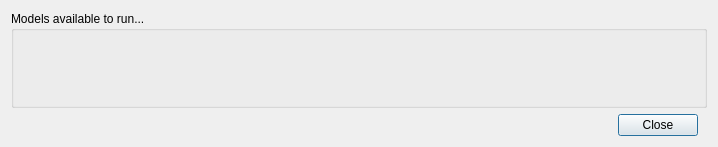
Old version of the form opus_gui/Run/opusRunModel.ui in the repository psrc/urbansim.
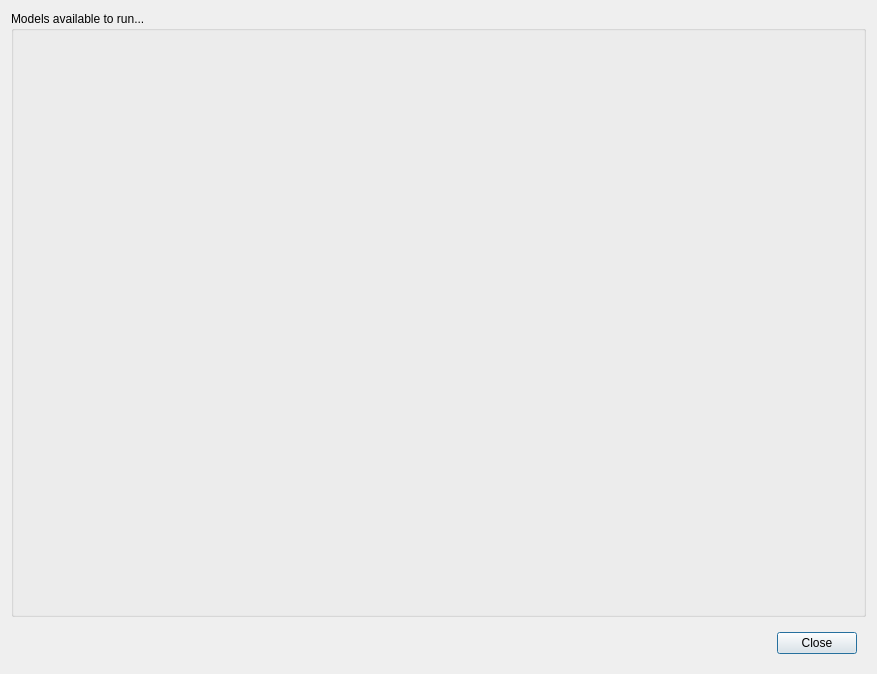
New version of the form.

Commit message: Added the ability to remove models from the Run Manager.  Changed the queuing to make a copy of the project when the model is added to the queue, not when it is started.  Modified the layout of the Run Manager.  Added the time and file path to the individual run group box in the manager.

Diff of the .ui file:
```diff
--- a/opus_gui/Run/opusRunModel.ui
+++ b/opus_gui/Run/opusRunModel.ui
@@ -6,10 +6,16 @@
    <rect>
     <x>0</x>
     <y>0</y>
-    <width>718</width>
-    <height>147</height>
+    <width>877</width>
+    <height>674</height>
    </rect>
   </property>
+  <property name="sizePolicy" >
+   <sizepolicy vsizetype="Fixed" hsizetype="Fixed" >
+    <horstretch>0</horstretch>
+    <verstretch>0</verstretch>
+   </sizepolicy>
+  </property>
   <property name="windowTitle" >
    <string>OpusGui - Run Manager</string>
   </property>
@@ -29,14 +35,8 @@
        <verstretch>0</verstretch>
       </sizepolicy>
      </property>
-     <layout class="QGridLayout" >
-      <property name="topMargin" >
-       <number>0</number>
-      </property>
-      <property name="bottomMargin" >
-       <number>0</number>
-      </property>
-      <item row="0" column="0" >
+     <layout class="QHBoxLayout" >
+      <item>
        <spacer>
         <property name="orientation" >
          <enum>Qt::Horizontal</enum>
@@ -49,7 +49,7 @@
         </property>
        </spacer>
       </item>
-      <item row="0" column="1" >
+      <item>
        <widget class="QPushButton" name="pbnCancel" >
         <property name="text" >
          <string>Close</string>
```
The commit also changes 3 other files.
